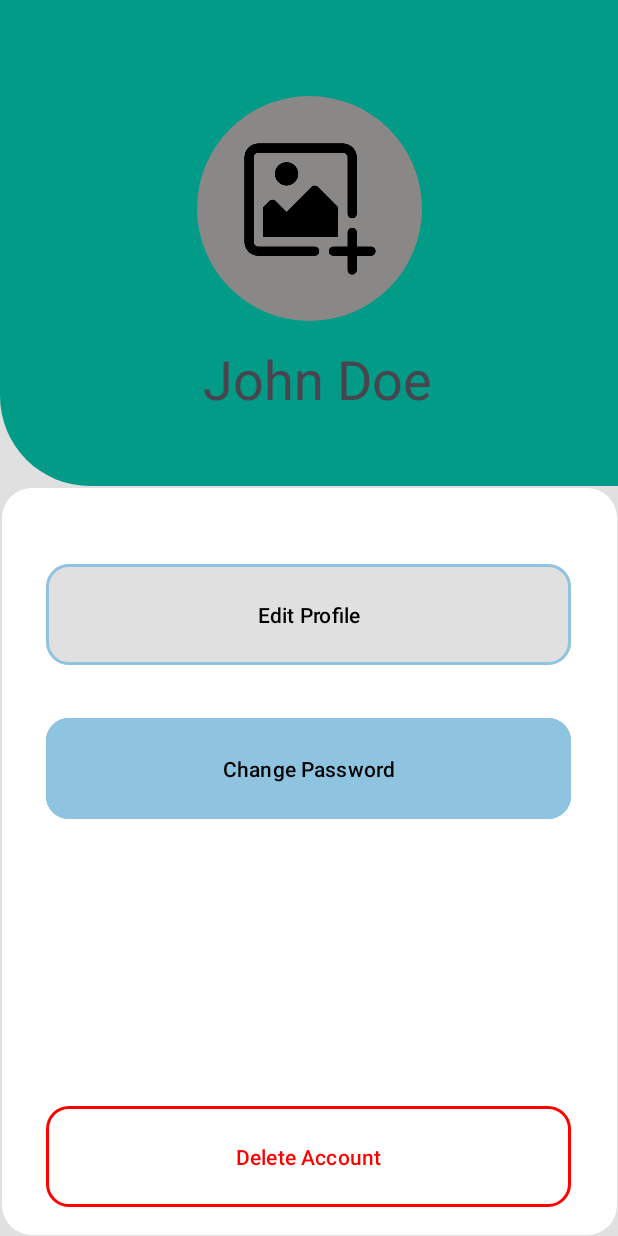
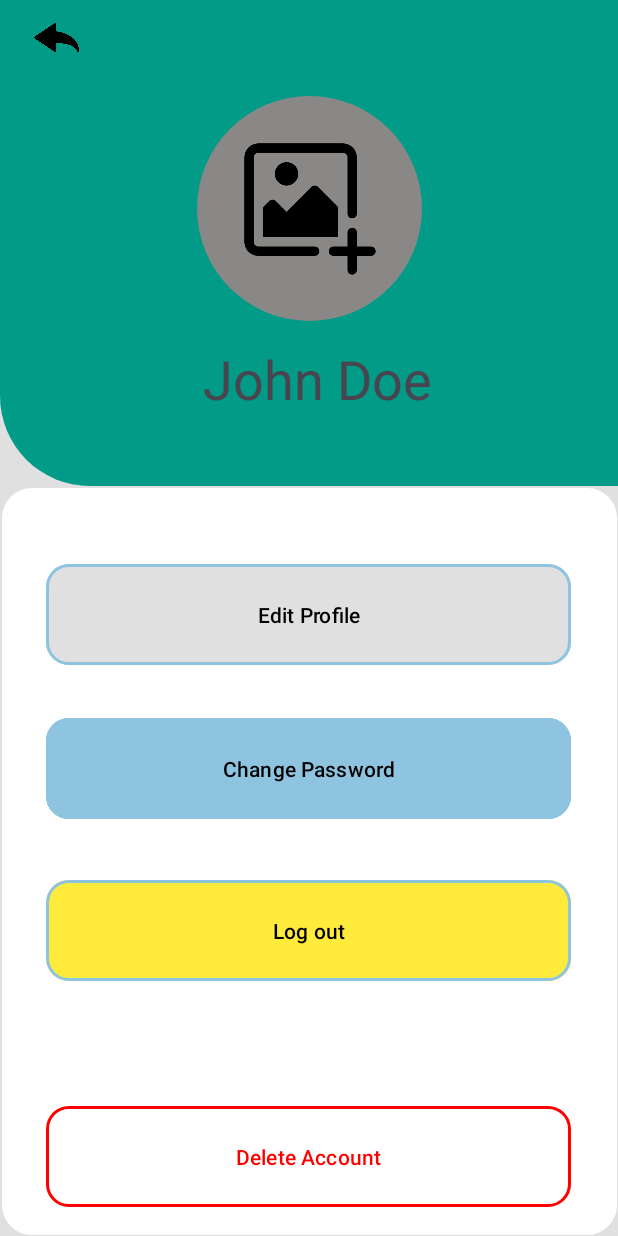
Before and after one commit to Borin-non-exist/schoolmobileproject, an Android app: the screen it shows after launch once a user with an empty profile is signed in (viewProfile), after a tap on an icon or button, on a phone screen of 412 x 824 dp. Run offline under Robolectric (Android 15) with nearby library versions, the phone set to English and light mode, and no system bars; our stand-ins replace CircleImageView, Firebase (no records; nobody signed in at launch, a user with empty details on screens opened directly), Picasso.

Commit message:
more changes

```diff
--- a/app/src/main/java/com/example/fassign/homepage/homePage.java
+++ b/app/src/main/java/com/example/fassign/homepage/homePage.java
@@ -5,6 +5,8 @@ import android.content.Intent;
 import android.os.Bundle;
 import android.view.View;
 import android.widget.ImageButton;
+import android.widget.TextView;
+
 import com.example.fassign.R;
 import com.example.fassign.homepage.addstory.addstory;
 import com.example.fassign.profile.viewProfile;
@@ -26,6 +28,9 @@ public class homePage extends AppCompatActivity {
     private FirebaseFirestore db;
     private FirebaseUser currentUser;
 
+    private TextView usernameTextView;
+
+
     @Override
     protected void onCreate(Bundle savedInstanceState) {
         super.onCreate(savedInstanceState);
@@ -36,6 +41,8 @@ public class homePage extends AppCompatActivity {
         meButton = findViewById(R.id.mebutton);
         plusButton = findViewById(R.id.button_topleft);
         homeBannerProfileImageView = findViewById(R.id.homeBannerProfileImageView);
+        usernameTextView = findViewById(R.id.usernameTextView);
+
 
         // Initialize Firebase components
         db = FirebaseFirestore.getInstance();
@@ -107,4 +114,5 @@ public class homePage extends AppCompatActivity {
                     });
         }
     }
+
 }
--- a/app/src/main/res/layout/activity_addstory.xml
+++ b/app/src/main/res/layout/activity_addstory.xml
@@ -33,6 +33,7 @@
             app:layout_constraintTop_toTopOf="parent"
             app:srcCompat="@drawable/ic_back_arrow"
             android:contentDescription="@string/back" />
+
     </androidx.constraintlayout.widget.ConstraintLayout>
 
     <androidx.constraintlayout.widget.ConstraintLayout
--- a/app/src/main/res/layout/activity_view_profile.xml
+++ b/app/src/main/res/layout/activity_view_profile.xml
@@ -18,6 +18,25 @@
         app:layout_constraintEnd_toEndOf="parent"
         app:layout_constraintStart_toStartOf="parent"
         app:layout_constraintTop_toTopOf="parent">
+
+        <ImageButton
+            android:id="@+id/button_topleft"
+            android:layout_width="75dp"
+            android:layout_height="50dp"
+            android:layout_marginEnd="334dp"
+            android:layout_weight="2.0"
+            android:adjustViewBounds="true"
+            android:backgroundTint="@color/splash"
+            android:contentDescription="@string/back"
+            android:padding="10dp"
+            android:scaleType="fitCenter"
+            app:layout_constraintBottom_toBottomOf="parent"
+            app:layout_constraintEnd_toEndOf="parent"
+            app:layout_constraintHorizontal_bias="0.0"
+            app:layout_constraintStart_toStartOf="parent"
+            app:layout_constraintTop_toTopOf="parent"
+            app:layout_constraintVertical_bias="0.0"
+            app:srcCompat="@drawable/ic_back_arrow" />
 
         <androidx.constraintlayout.widget.ConstraintLayout
             android:id="@+id/constraintLayout"
@@ -122,6 +141,24 @@
             app:strokeWidth="2dp" />
 
         <Button
+            android:id="@+id/logoutbutton"
+            android:layout_width="350dp"
+            android:layout_height="75dp"
+            android:layout_marginStart="29dp"
+            android:layout_marginTop="60dp"
+            android:layout_marginEnd="31dp"
+            android:backgroundTint="#FFEB3B"
+            android:text="@string/logout"
+            android:textColor="#000000"
+            app:cornerRadius="15dp"
+            app:layout_constraintBottom_toTopOf="@+id/deleteaccount"
+            app:layout_constraintEnd_toEndOf="parent"
+            app:layout_constraintStart_toStartOf="parent"
+            app:layout_constraintTop_toBottomOf="@+id/editbutton"
+            app:strokeColor="#8FC4E1"
+            app:strokeWidth="2dp" />
+
+        <Button
             android:id="@+id/deleteaccount"
             android:layout_width="350dp"
             android:layout_height="75dp"
--- a/app/src/main/res/values/strings.xml
+++ b/app/src/main/res/values/strings.xml
@@ -51,6 +51,7 @@
     <string name="delete">Delete</string>
     <string name="home">Home</string>
     <string name="me">Me</string>
+    <string name="logout">Log out</string>
 
 
 </resources>
```
